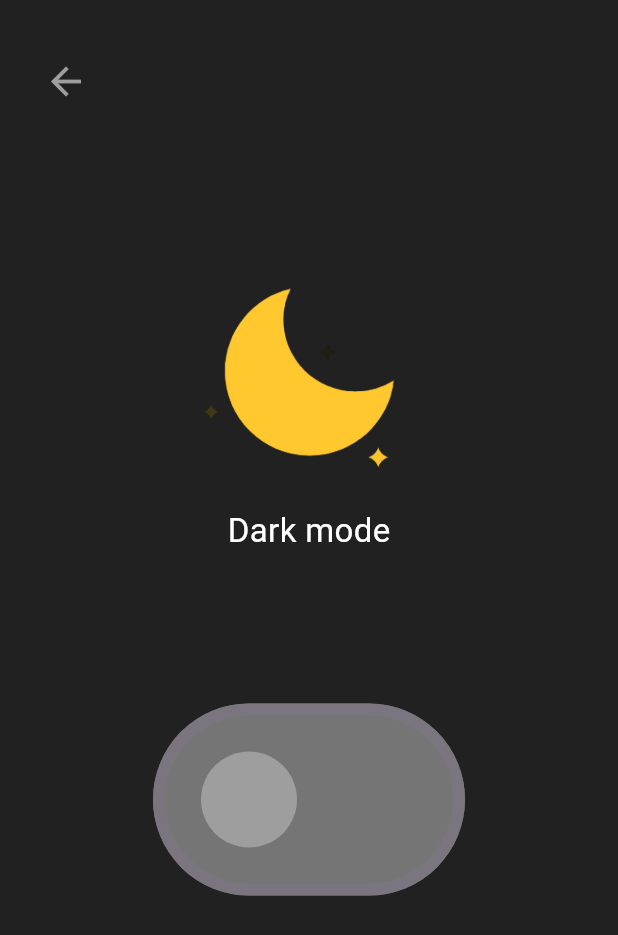
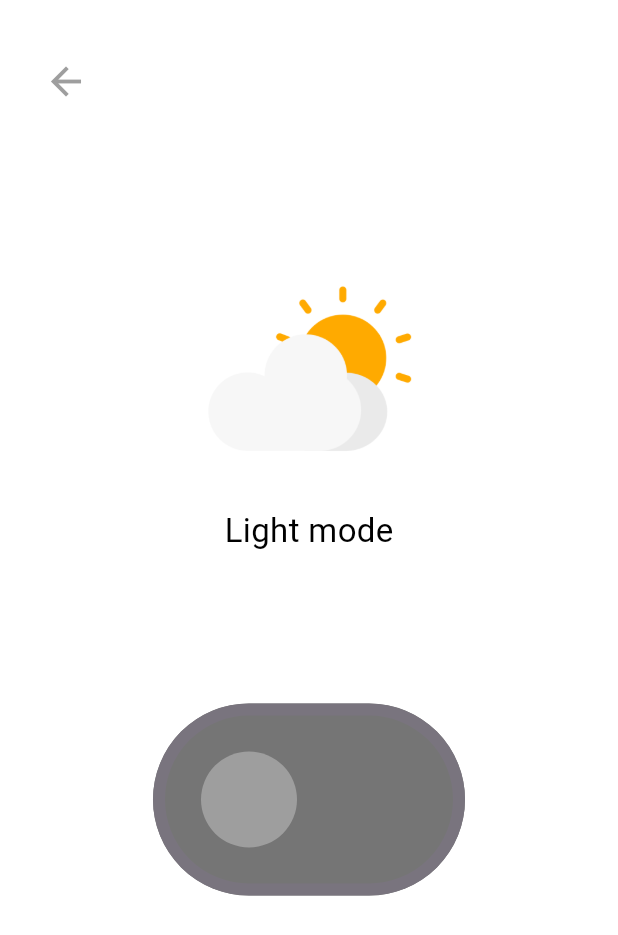
Before and after one commit to nourou21/Qrcode_mc-QcodeR, a Flutter app: the second screen opened directly, after a tap on "Settings", on a phone screen of 412 x 824 dp. Shown: the top 935 px of the screen. Run offline on Flutter 3.47's test engine with Material 3 defaults, Android fonts, the light colour scheme and no system bars; our stand-ins replace flutter_animate, font_awesome_flutter, google_fonts, permission_handler, qr_flutter; missing offline and left inert: qrscan.

Commit message:
black and white mode

```diff
--- a/lib/main.dart
+++ b/lib/main.dart
@@ -1,28 +1,31 @@
 import 'package:flutter/material.dart';
+import 'package:provider/provider.dart';
+import 'package:qrcodemc/settings/ThemeProvider.dart';
 import 'package:qrcodemc/splash/splash.dart';
 
 void main() {
-  runApp(const MyApp());
+  runApp(
+    ChangeNotifierProvider(
+      create: (context) => ThemeProvider(),
+      child: const MyApp(),
+    ),
+  );
 }
 
-class MyApp extends StatefulWidget {
-  const MyApp({super.key});
+class MyApp extends StatelessWidget {
+  const MyApp({Key? key}) : super(key: key);
 
-  @override
-  State<MyApp> createState() => _MyAppState();
-}
-
-class _MyAppState extends State<MyApp> {
   @override
   Widget build(BuildContext context) {
     return MaterialApp(
       debugShowCheckedModeBanner: false,
       title: 'QR-Code',
-      theme: ThemeData(
-        colorScheme: ColorScheme.fromSeed(seedColor: Colors.deepPurple),
-        useMaterial3: true,
-      ),
-      home: splash(),
+      theme: ThemeData.light(),
+      darkTheme: ThemeData.dark(),
+      themeMode: Provider.of<ThemeProvider>(context).isDarkMode
+          ? ThemeMode.dark
+          : ThemeMode.light,
+      home: const splash(),
     );
   }
 }
--- a/lib/secondPage.dart
+++ b/lib/secondPage.dart
@@ -1,8 +1,10 @@
 import 'package:flutter/material.dart';
 import 'package:google_fonts/google_fonts.dart';
+import 'package:provider/provider.dart';
 import 'package:qrcodemc/Generate.dart';
 import 'package:qrcodemc/aboutus.dart';
 import 'package:qrcodemc/scan.dart';
+import 'package:qrcodemc/settings/ThemeProvider.dart';
 import 'package:qrcodemc/settings/themeblack.dart';
 
 class second extends StatefulWidget {
@@ -16,6 +18,8 @@ class _secondState extends State<second> {
   bool _switchValue = false;
   @override
   Widget build(BuildContext context) {
+    bool isDarkMode = Provider.of<ThemeProvider>(context).isDarkMode;
+
     return WillPopScope(
         onWillPop: () async {
           // Handle back button press here
@@ -26,7 +30,7 @@ class _secondState extends State<second> {
         },
         child: SafeArea(
           child: Scaffold(
-            backgroundColor: Colors.grey.shade900,
+            backgroundColor: isDarkMode ? Colors.grey.shade900 : Colors.white,
             body: SingleChildScrollView(
               child: SafeArea(
                 child: Column(children: [
--- /dev/null
+++ b/lib/settings/ThemeProvider.dart
@@ -0,0 +1,12 @@
+import 'package:flutter/material.dart';
+
+class ThemeProvider with ChangeNotifier {
+  bool _isDarkMode = false;
+
+  bool get isDarkMode => _isDarkMode;
+
+  void toggleTheme() {
+    _isDarkMode = !_isDarkMode;
+    notifyListeners();
+  }
+}
--- a/lib/settings/themeblack.dart
+++ b/lib/settings/themeblack.dart
@@ -1,4 +1,6 @@
 import 'package:flutter/material.dart';
+import 'package:provider/provider.dart';
+import 'package:qrcodemc/settings/ThemeProvider.dart';
 
 class Settings extends StatefulWidget {
   const Settings({Key? key});
@@ -12,8 +14,10 @@ class _SettingsState extends State<Settings> {
 
   @override
   Widget build(BuildContext context) {
+    bool isDarkMode = Provider.of<ThemeProvider>(context).isDarkMode;
+
     return Scaffold(
-      backgroundColor: _switchValue ? Colors.white : Colors.grey.shade900,
+      backgroundColor: isDarkMode ? Colors.grey.shade900 : Colors.white,
       body: SafeArea(
         child: Center(
           child: Column(
@@ -50,22 +54,22 @@ class _SettingsState extends State<Settings> {
                   SizedBox(
                     height: 90,
                   ),
-                  _switchValue
+                  isDarkMode
                       ? Image(
-                          image: AssetImage('assets/Sun.png'),
+                          image: AssetImage('assets/moon.png'),
                           height: 160,
                         )
                       : Image(
-                          image: AssetImage('assets/moon.png'),
+                          image: AssetImage('assets/Sun.png'),
                           height: 160,
                         ),
                   SizedBox(
                     height: 10,
                   ),
                   Text(
-                    _switchValue ? 'Light mode' : 'Dark mode',
+                    !isDarkMode ? 'Light mode' : 'Dark mode',
                     style: TextStyle(
-                      color: _switchValue ? Colors.black : Colors.white,
+                      color: isDarkMode ? Colors.black : Colors.black,
                       fontSize: 22,
                     ),
                   ),
@@ -75,17 +79,15 @@ class _SettingsState extends State<Settings> {
                   Transform.scale(
                       scale: 4,
                       child: Switch(
-                      value: _switchValue,
+                        value: isDarkMode,
                         onChanged: (value) {
-                        setState(() {
-                          _switchValue = value;
-                        });
+                          Provider.of<ThemeProvider>(context, listen: false)
+                              .toggleTheme();
                         },
                         activeColor: Colors.blue,
                         inactiveThumbColor: Colors.grey,
                         inactiveTrackColor: Colors.grey.shade600,
-                    ),
-                  )
+                      ))
                 ],
               ),
             ],
--- a/pubspec.yaml
+++ b/pubspec.yaml
@@ -42,6 +42,8 @@ dependencies:
   permission_handler: ^11.0.1
   flutter_animate: ^4.2.0+1
   flutter_launcher_icons: ^0.13.1
+  provider: ^6.1.0
+
 
 dev_dependencies:
   flutter_test:
```
Also changed, not shown: lib/settings/themewhite.dart (deleted), pubspec.lock. Lines whose indentation alone changed are shown as unchanged.
